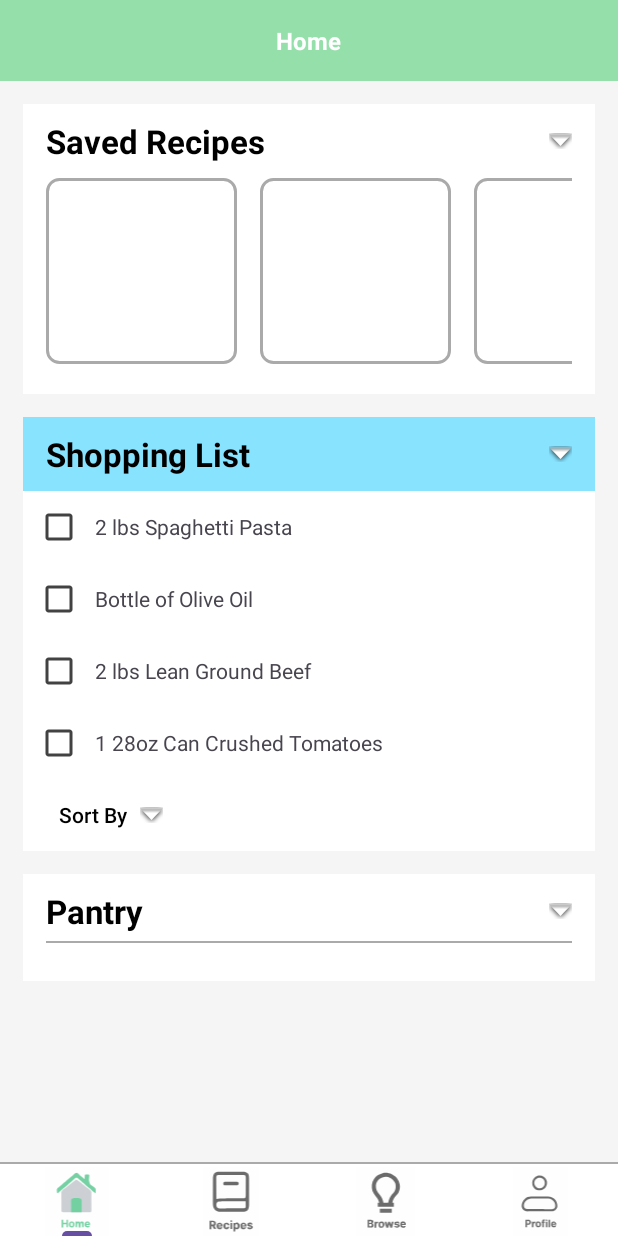
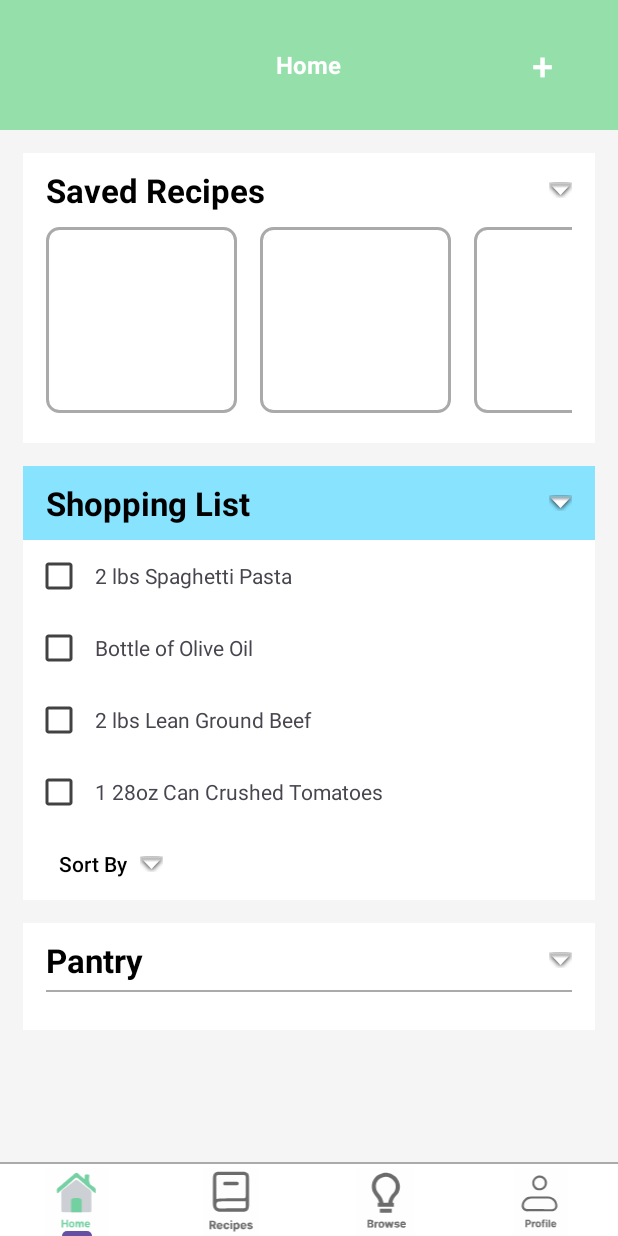
Before and after one commit to MichaelKwan34/COOKED, an Android app: the HomeFragment screen opened directly, with no data from a screen before it, on a phone screen of 412 x 824 dp. Run offline under Robolectric (Android 15) with nearby library versions, the phone set to English and light mode, and no system bars.

Commit message:
added missing plus button on home fragment xml to fix crashes

```diff
--- a/app/src/main/res/layout/fragment_home.xml
+++ b/app/src/main/res/layout/fragment_home.xml
@@ -22,6 +22,16 @@
             android:layout_centerInParent="true"
             android:textAlignment="center"
             android:textStyle="bold" />
+
+        <Button
+            android:id="@+id/plusButton"
+            android:layout_width="wrap_content"
+            android:layout_height="wrap_content"
+            android:layout_alignParentEnd="true"
+            android:layout_marginEnd="-9dp"
+            android:background="@android:color/transparent"
+            android:text="+"
+            android:textSize="25sp" />
 
     </RelativeLayout>
 
```
